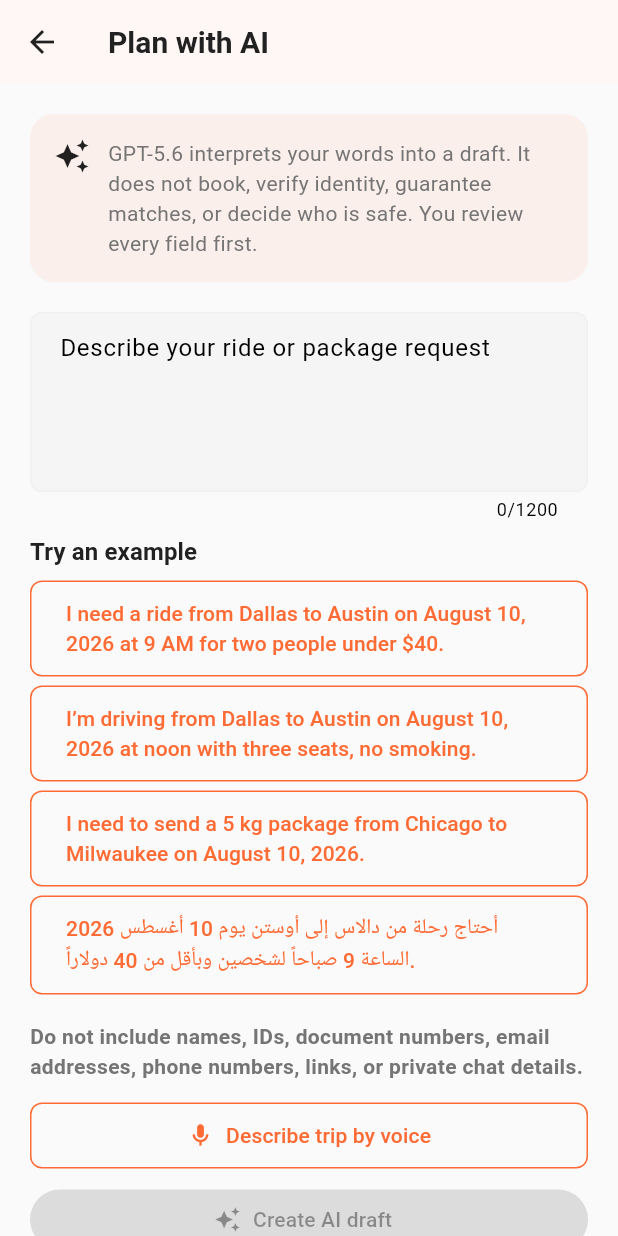
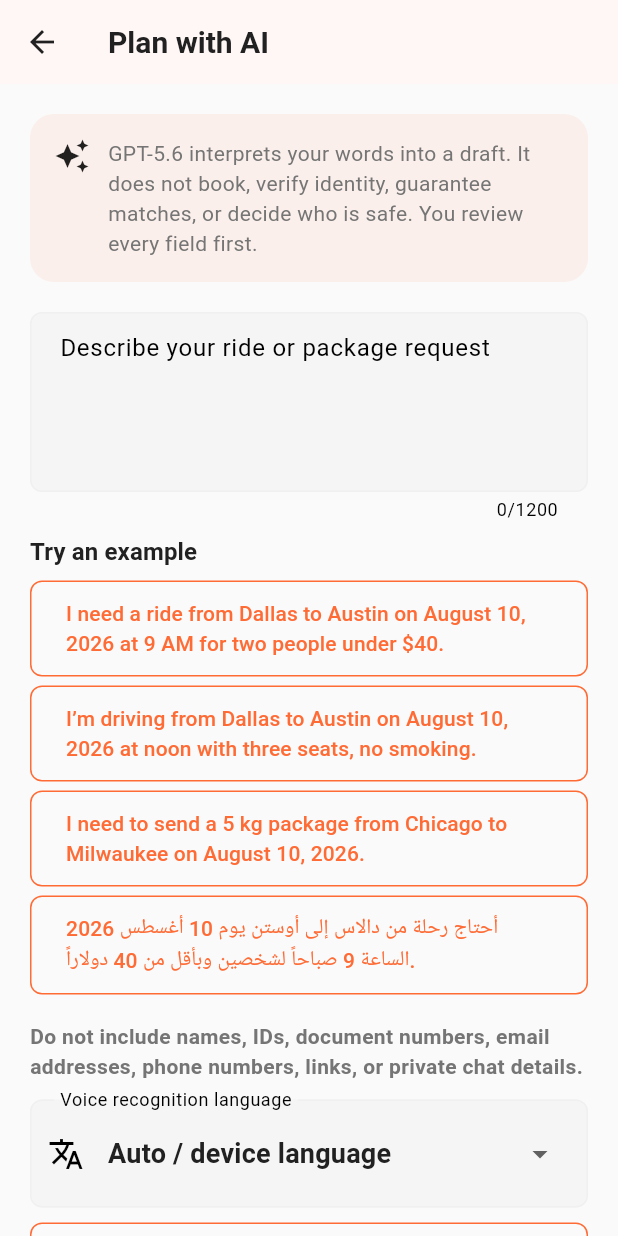
Before and after one commit to MoazGamalMohamed/fitareeaee-copilot, a Flutter app: the screen it shows after launch, after a tap on "Try again", after a tap on "Plan with AI", on a phone screen of 412 x 824 dp. Run offline on Flutter 3.47's test engine with Material 3 defaults, Android fonts, the phone set to English and light mode, and no system bars; our stand-ins replace cached_network_image, cloud_firestore, cloud_functions, country_picker, dartz, firebase_auth and 12 more; accounts and stored records are empty.

Commit message:
fix(release): close voice and trip lifecycle gaps

```diff
--- a/lib/features/copilot/presentation/pages/copilot_screen.dart
+++ b/lib/features/copilot/presentation/pages/copilot_screen.dart
@@ -37,6 +37,7 @@ class _CopilotScreenState extends State<CopilotScreen> {
   bool _loading = false;
   bool _speechReady = false;
   bool _listening = false;
+  String _voiceLanguage = 'auto';
   String? _error;
 
   static const _examples = [
@@ -228,6 +229,38 @@ class _CopilotScreenState extends State<CopilotScreen> {
             style: TextStyle(fontWeight: FontWeight.w600),
           ),
           const SizedBox(height: 12),
+          InputDecorator(
+            decoration: const InputDecoration(
+              labelText: 'Voice recognition language',
+              prefixIcon: Icon(Icons.translate_outlined),
+              border: OutlineInputBorder(),
+            ),
+            child: DropdownButtonHideUnderline(
+              child: DropdownButton<String>(
+                value: _voiceLanguage,
+                isExpanded: true,
+                onChanged: _loading || _listening
+                    ? null
+                    : (value) {
+                        if (value != null) {
+                          setState(() => _voiceLanguage = value);
+                        }
+                      },
+                items: const [
+                  DropdownMenuItem(
+                    value: 'auto',
+                    child: Text('Auto / device language'),
+                  ),
+                  DropdownMenuItem(value: 'en', child: Text('English')),
+                  DropdownMenuItem(
+                    value: 'ar',
+                    child: Text('Arabic / العربية'),
+                  ),
+                ],
+              ),
+            ),
+          ),
+          const SizedBox(height: 8),
           OutlinedButton.icon(
             onPressed: _loading ? null : _toggleVoiceInput,
             icon: Icon(
@@ -473,14 +506,27 @@ class _CopilotScreenState extends State<CopilotScreen> {
     }
 
     final locales = await _speech.locales();
-    final wantsArabic = RegExp(r'[\u0600-\u06FF]').hasMatch(_request.text);
+    final inferredArabic = RegExp(r'[\u0600-\u06FF]').hasMatch(_request.text);
+    final requestedPrefix = _voiceLanguage == 'auto'
+        ? (inferredArabic ? 'ar' : null)
+        : _voiceLanguage;
     String? localeId;
-    for (final locale in locales) {
-      final id = locale.localeId.toLowerCase();
-      if ((wantsArabic && id.startsWith('ar')) ||
-          (!wantsArabic && id.startsWith('en'))) {
-        localeId = locale.localeId;
-        break;
+    if (requestedPrefix != null) {
+      for (final locale in locales) {
+        if (locale.localeId.toLowerCase().startsWith(requestedPrefix)) {
+          localeId = locale.localeId;
+          break;
+        }
+      }
+      if (localeId == null) {
+        if (mounted) {
+          setState(() {
+            _error = requestedPrefix == 'ar'
+                ? 'Arabic speech recognition is not installed on this device. Install an Arabic speech language or choose Auto.'
+                : 'English speech recognition is not installed on this device. Install an English speech language or choose Auto.';
+          });
+        }
+        return;
       }
     }
     if (!mounted) return;
--- a/lib/features/verification/presentation/providers/verification_provider.dart
+++ b/lib/features/verification/presentation/providers/verification_provider.dart
@@ -10,6 +10,34 @@ import '../../../auth/presentation/providers/auth_provider.dart';
 
 final firebaseStorageProvider = Provider((ref) => FirebaseStorage.instance);
 
+/// Parses current and legacy verification documents without hiding otherwise
+/// valid verification flags when an older document omitted audit timestamps.
+UserVerification userVerificationFromFirestoreData(
+  String userId,
+  Map<String, dynamic> data,
+) {
+  String? timestampAsIso8601(dynamic value) {
+    if (value is Timestamp) return value.toDate().toIso8601String();
+    if (value is DateTime) return value.toIso8601String();
+    if (value is String && DateTime.tryParse(value) != null) return value;
+    return null;
+  }
+
+  final createdAt =
+      timestampAsIso8601(data['createdAt']) ??
+      timestampAsIso8601(data['updatedAt']) ??
+      DateTime.fromMillisecondsSinceEpoch(0, isUtc: true).toIso8601String();
+  final updatedAt = timestampAsIso8601(data['updatedAt']) ?? createdAt;
+  final processedData = FirestoreHelpers.convertTimestamps({
+    ...data,
+    'userId': userId,
+    'createdAt': createdAt,
+    'updatedAt': updatedAt,
+  });
+
+  return UserVerification.fromJson(processedData);
+}
+
 /// Provider for user verification data
 final userVerificationProvider =
     StreamProvider.family<UserVerification?, String>((ref, userId) {
@@ -20,14 +48,7 @@ final userVerificationProvider =
           .map((doc) {
             if (!doc.exists) return null;
             final data = doc.data()!;
-
-            // Convert Timestamp to ISO8601 strings using helper
-            final processedData = FirestoreHelpers.convertTimestamps({
-              ...data,
-              'userId': userId,
-            });
-
-            return UserVerification.fromJson(processedData);
+            return userVerificationFromFirestoreData(userId, data);
           });
     });
 
--- a/pubspec.yaml
+++ b/pubspec.yaml
@@ -16,7 +16,7 @@ publish_to: 'none' # Remove this line if you wish to publish to pub.dev
 # https://developer.apple.com/library/archive/documentation/General/Reference/InfoPlistKeyReference/Articles/CoreFoundationKeys.html
 # In Windows, build-name is used as the major, minor, and patch parts
 # of the product and file versions while build-number is used as the build suffix.
-version: 1.0.7+20260721
+version: 1.0.8+20260722
 
 environment:
   sdk: ^3.10.1
```
Also changed, not shown: lib/features/trips/presentation/pages/trip_details_screen.dart (+111 -0 lines), 6 other files.
